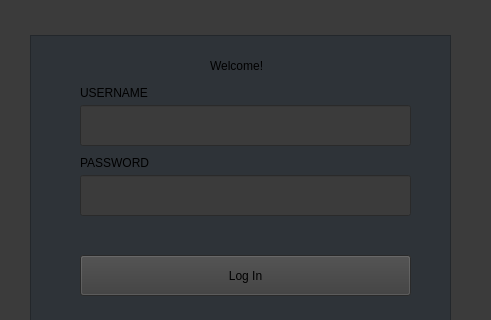
Above: mainwindow.ui from jadendno/man-i-love-baseball before the change; both pictures show x 169 to 660 and y 154 to 474 of the 878 by 703 pixel window. Below: the same form after it.
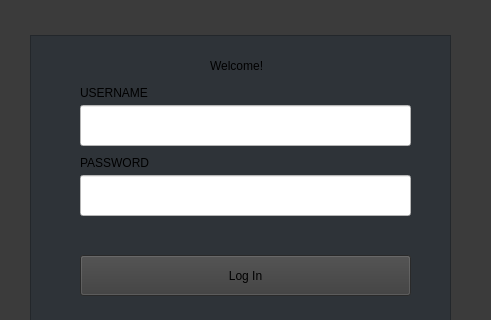
That is the form after the change.

```diff
--- a/mainwindow.ui
+++ b/mainwindow.ui
@@ -13,6 +13,9 @@
   <property name="windowTitle">
    <string>MainWindow</string>
   </property>
+  <property name="autoFillBackground">
+   <bool>false</bool>
+  </property>
   <property name="styleSheet">
    <string notr="true">background-color: rgb(59, 59, 59)</string>
   </property>
@@ -75,6 +78,9 @@
          <height>41</height>
         </rect>
        </property>
+       <property name="styleSheet">
+        <string notr="true">background-color: rgb(255, 255, 255)</string>
+       </property>
       </widget>
       <widget class="QLineEdit" name="passinput">
        <property name="geometry">
@@ -85,6 +91,9 @@
          <height>41</height>
         </rect>
        </property>
+       <property name="styleSheet">
+        <string notr="true">background-color: rgb(255, 255, 255)</string>
+       </property>
        <property name="echoMode">
         <enum>QLineEdit::EchoMode::Password</enum>
        </property>
```
